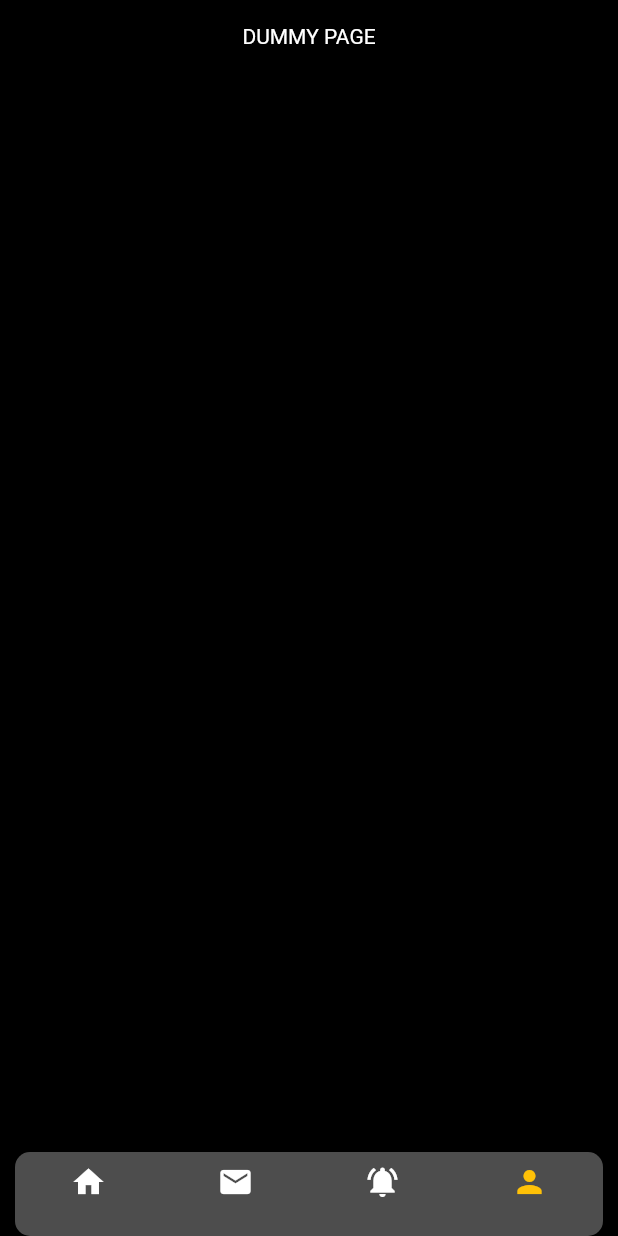
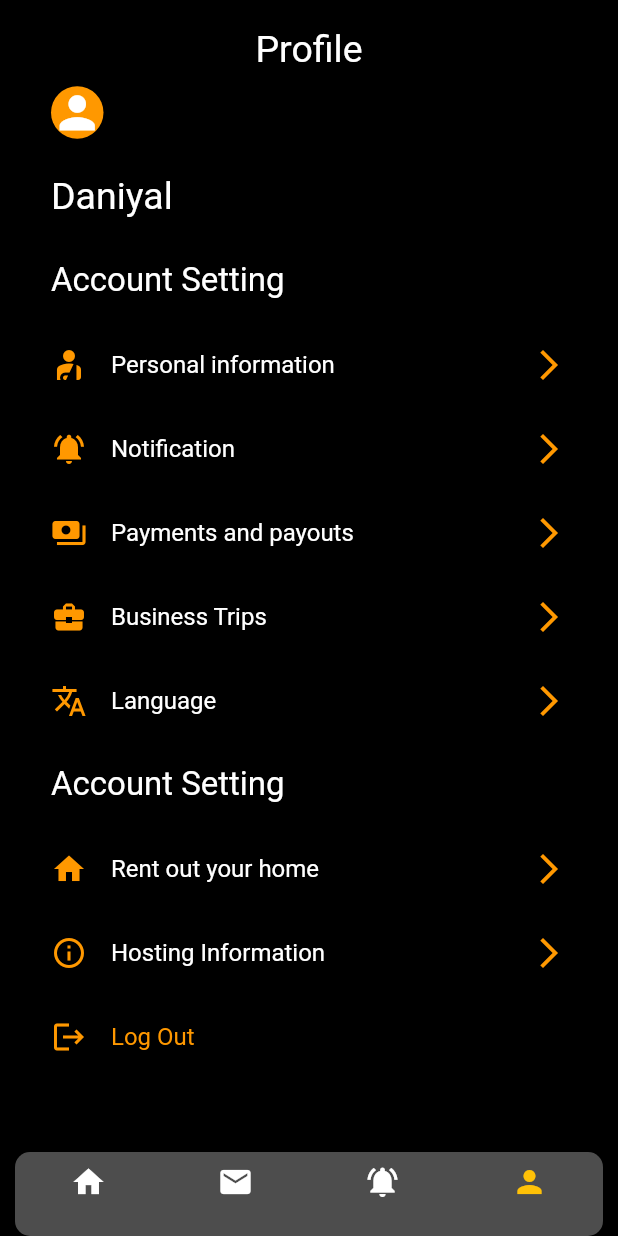
Before and after one commit to Bonnahjohn/hotel, a Flutter app: the Myhome screen opened directly, item 4 of the bottom bar chosen, on a phone screen of 412 x 824 dp. Run offline on Flutter 3.47's test engine with Material 2 defaults, Android fonts, the phone set to English and light mode, and no system bars; our stand-ins replace get; missing offline and left inert: dart:ffi.

Commit message:
payment page and the profile page is initialize according to how the design is

```diff
--- a/hotels/lib/pages/home.dart
+++ b/hotels/lib/pages/home.dart
@@ -4,6 +4,7 @@ import 'dart:ffi';
 
 import 'package:get/get.dart';
 import 'package:flutter/material.dart';
+import 'package:hotels/pages/profile.dart';
 
 import 'mainhome.dart';
 
@@ -27,11 +28,7 @@ class _MyhomeState extends State<Myhome> {
       'DUMMY PAGE',
       style: TextStyle(color: Colors.white),
     )),
-    Center(
-        child: Text(
-      'DUMMY PAGE',
-      style: TextStyle(color: Colors.white),
-    )),
+    Profile()
   ];
   int Counter = 0;
 
--- /dev/null
+++ b/hotels/lib/pages/profile.dart
@@ -0,0 +1,302 @@
+// ignore_for_file: prefer_const_constructors, prefer_const_literals_to_create_immutables
+
+import 'package:get/get.dart';
+import 'package:flutter/material.dart';
+import 'package:hotels/pages/auth/signin.dart';
+
+class Profile extends StatelessWidget {
+  const Profile({super.key});
+
+  @override
+  Widget build(BuildContext context) {
+    return SafeArea(
+      child: SingleChildScrollView(
+        child: Padding(
+          padding: EdgeInsets.all(2.0),
+          child: Column(
+            children: [
+              Center(
+                  child: Text(
+                'Profile',
+                style: TextStyle(color: Colors.white, fontSize: 25),
+              )),
+              ListTile(
+                leading: Container(
+                  decoration: BoxDecoration(
+                      borderRadius: BorderRadius.circular(20),
+                      color: Colors.orange),
+                  child: Icon(
+                    Icons.person,
+                    color: Colors.white,
+                    size: 35,
+                  ),
+                ),
+              ),
+              // mmmmmmmmmmmmmmmmmmmmmmmmmmmmm user name mmmmmmmmmmmmmmmmmmmmmm
+              ListTile(
+                leading: Text('Daniyal',
+                    style: TextStyle(color: Colors.white, fontSize: 25)),
+              ),
+              // mmmmmmmmmmmmmmmmmmmmmmmmmmmmm Account setting mmmmmmmmmmmmmmmmmmmmmm
+              ListTile(
+                leading: Text('Account Setting',
+                    style: TextStyle(color: Colors.white, fontSize: 22)),
+              ),
+              ListTile(
+                minLeadingWidth: 1,
+                leading: Icon(
+                  Icons.personal_injury,
+                  color: Colors.orange,
+                ),
+                title: Text('Personal information',
+                    style: TextStyle(color: Colors.white, fontSize: 16)),
+                trailing: Icon(
+                  Icons.arrow_forward_ios,
+                  color: Colors.orange,
+                ),
+              ),
+              ListTile(
+                minLeadingWidth: 1,
+                leading: Icon(
+                  Icons.notifications_active,
+                  color: Colors.orange,
+                ),
+                title: Text('Notification',
+                    style: TextStyle(color: Colors.white, fontSize: 16)),
+                trailing: Icon(
+                  Icons.arrow_forward_ios,
+                  color: Colors.orange,
+                ),
+              ),
+              ListTile(
+                minLeadingWidth: 1,
+                leading: Icon(
+                  Icons.payments,
+                  color: Colors.orange,
+                ),
+                title: Text('Payments and payouts',
+                    style: TextStyle(color: Colors.white, fontSize: 16)),
+                trailing: Icon(
+                  Icons.arrow_forward_ios,
+                  color: Colors.orange,
+                ),
+                onTap: () => Get.to(() => Payment()),
+              ),
+              ListTile(
+                minLeadingWidth: 1,
+                leading: Icon(
+                  Icons.business_center,
+                  color: Colors.orange,
+                ),
+                title: Text('Business Trips',
+                    style: TextStyle(color: Colors.white, fontSize: 16)),
+                trailing: Icon(
+                  Icons.arrow_forward_ios,
+                  color: Colors.orange,
+                ),
+              ),
+              ListTile(
+                minLeadingWidth: 1,
+                leading: Icon(
+                  Icons.translate_outlined,
+                  color: Colors.orange,
+                ),
+                title: Text('Language',
+                    style: TextStyle(color: Colors.white, fontSize: 16)),
+                trailing: Icon(
+                  Icons.arrow_forward_ios,
+                  color: Colors.orange,
+                ),
+              ),
+              //mmmmmmmmmmmmmm second Account setting mmmmmmmmmmmm
+              ListTile(
+                leading: Text('Account Setting',
+                    style: TextStyle(color: Colors.white, fontSize: 22)),
+              ),
+              ListTile(
+                minLeadingWidth: 1,
+                leading: Icon(
+                  Icons.home,
+                  color: Colors.orange,
+                ),
+                title: Text('Rent out your home',
+                    style: TextStyle(color: Colors.white, fontSize: 16)),
+                trailing: Icon(
+                  Icons.arrow_forward_ios,
+                  color: Colors.orange,
+                ),
+              ),
+              ListTile(
+                minLeadingWidth: 1,
+                leading: Icon(
+                  Icons.info_outlined,
+                  color: Colors.orange,
+                ),
+                title: Text('Hosting Information',
+                    style: TextStyle(color: Colors.white, fontSize: 16)),
+                trailing: Icon(
+                  Icons.arrow_forward_ios,
+                  color: Colors.orange,
+                ),
+              ),
+              ListTile(
+                minLeadingWidth: 1,
+                leading: Icon(
+                  Icons.logout,
+                  color: Colors.orange,
+                ),
+                title: Text('Log Out',
+                    style: TextStyle(color: Colors.orange, fontSize: 16)),
+                onTap: () => Get.to(() => Signin()),
+              ),
+            ],
+          ),
+        ),
+      ),
+    );
+  }
+}
+
+// mmmmmmmmmmmmmmmmmmmmmmmm
+//Payment section of the page
+// mmmmmmmmmmmmmmmmmmmmmmmm
+
+class Payment extends StatefulWidget {
+  const Payment({super.key});
+
+  @override
+  State<Payment> createState() => _PaymentState();
+}
+
+class _PaymentState extends State<Payment> {
+  int radios = 1;
+  @override
+  Widget build(BuildContext context) {
+    return Scaffold(
+      backgroundColor: Colors.black,
+      appBar: AppBar(
+        centerTitle: true,
+        backgroundColor: Colors.black,
+        title: Text('Payment',
+            style: TextStyle(color: Colors.white, fontSize: 16)),
+      ),
+      body: SafeArea(
+        child: SingleChildScrollView(
+          child: Padding(
+              padding: EdgeInsets.all(6),
+              child: Column(
+                children: [
+                  ListTile(
+                    minLeadingWidth: 1,
+                    leading: Text('Payment Method',
+                        style: TextStyle(color: Colors.white, fontSize: 16)),
+                    trailing: Text('Add New Card',
+                        style: TextStyle(color: Colors.orange, fontSize: 16)),
+                  ),
+                  ClipRRect(
+                    borderRadius: BorderRadius.circular(30),
+                    child: Card(
+                        child: ListTile(
+                      minLeadingWidth: 0.1,
+                      leading: Icon(
+                        Icons.paypal,
+                        color: Colors.black,
+                      ),
+                      title: Text('PayPal',
+                          style: TextStyle(color: Colors.black, fontSize: 16)),
+                      trailing: Radio(
+                        activeColor: Colors.orange,
+                        value: 1,
+                        groupValue: radios,
+                        onChanged: (value) {
+                          setState(() {
+                            radios = value!;
+                          });
+                        },
+                      ),
+                    )),
+                  ),
+                  //mmmmmmmmmmmmmmmm
+                  SizedBox(
+                    height: 40,
+                  ),
+                  ClipRRect(
+                    borderRadius: BorderRadius.circular(30),
+                    child: Card(
+                        child: ListTile(
+                      minLeadingWidth: 0.1,
+                      leading: Icon(
+                        Icons.g_mobiledata,
+                        size: 30,
+                        color: Colors.black,
+                      ),
+                      title: Text('Google Pay',
+                          style: TextStyle(color: Colors.black, fontSize: 16)),
+                      trailing: Radio(
+                        activeColor: Colors.orange,
+                        value: 2,
+                        groupValue: radios,
+                        onChanged: (value) {
+                          setState(() {
+                            radios = value!;
+                          });
+                        },
+                      ),
+                    )),
+                  ),
+                  //mmmmmmmmmmmmmmmmmmmmmmmmmmmmm
+                  SizedBox(
+                    height: 40,
+                  ),
+                  ClipRRect(
+                    borderRadius: BorderRadius.circular(30),
+                    child: Card(
+                        child: ListTile(
+                      minLeadingWidth: 0.1,
+                      leading: Icon(
+                        Icons.apple,
+                        color: Colors.black,
+                      ),
+                      title: Text('Apple Pay',
+                          style: TextStyle(color: Colors.black, fontSize: 16)),
+                      trailing: Radio(
+                        activeColor: Colors.orange,
+                        value: 3,
+                        groupValue: radios,
+                        onChanged: (value) {
+                          setState(() {
+                            radios = value!;
+                          });
+                        },
+                      ),
+                    )),
+                  ),
+                  //mmmmmmmmmmmmmmmmmmmmmmmmmmm
+                  SizedBox(
+                    height: 150,
+                  ),
+
+                  Center(
+                    child: ClipRRect(
+                      borderRadius: BorderRadius.all(Radius.circular(19)),
+                      child: ElevatedButton(
+                          style: ButtonStyle(
+                              backgroundColor:
+                                  MaterialStatePropertyAll(Colors.amber),
+                              padding: MaterialStatePropertyAll(
+                                  EdgeInsets.symmetric(
+                                      vertical: 12, horizontal: 70))),
+                          onPressed: () {},
+                          child: Text(
+                            'Continue',
+                            style: TextStyle(fontSize: 25),
+                          )),
+                    ),
+                  ),
+                ],
+              )),
+        ),
+      ),
+    );
+  }
+}
```
